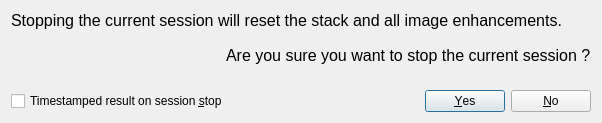
Old version of the form src/als/ui/forms/stop_ui.ui in the repository deufrai/als.
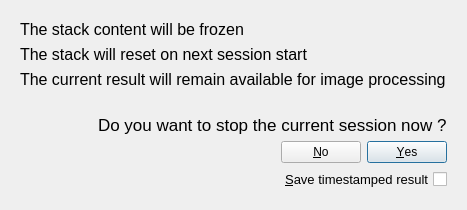
New version of the form.

Commit message: revamp stop dialog

What changed in the file:
```diff
--- a/src/als/ui/forms/stop_ui.ui
+++ b/src/als/ui/forms/stop_ui.ui
@@ -12,8 +12,8 @@
    <rect>
     <x>0</x>
     <y>0</y>
-    <width>602</width>
-    <height>123</height>
+    <width>467</width>
+    <height>210</height>
    </rect>
   </property>
   <property name="windowTitle">
@@ -22,7 +22,16 @@
   <property name="modal">
    <bool>true</bool>
   </property>
-  <layout class="QVBoxLayout" name="verticalLayout">
+  <layout class="QVBoxLayout" name="verticalLayout_3">
+   <item alignment="Qt::AlignTop">
+    <widget class="QFrame" name="frame_2">
+     <property name="frameShape">
+      <enum>QFrame::NoFrame</enum>
+     </property>
+     <property name="frameShadow">
+      <enum>QFrame::Raised</enum>
+     </property>
+     <layout class="QVBoxLayout" name="verticalLayout_2">
    <item>
     <widget class="QLabel" name="label">
      <property name="font">
@@ -31,87 +40,87 @@
       </font>
      </property>
      <property name="text">
-      <string>Stopping the current session will reset the stack and all image enhancements.</string>
-     </property>
+         <string>The stack content will be frozen</string>
+        </property>
+        <property name="alignment">
+         <set>Qt::AlignLeading|Qt::AlignLeft|Qt::AlignVCenter</set>
+        </property>
     </widget>
    </item>
    <item>
-    <layout class="QHBoxLayout" name="horizontalLayout_2">
-     <property name="topMargin">
-      <number>9</number>
-     </property>
-     <item>
-      <spacer name="horizontalSpacer_2">
-       <property name="orientation">
-        <enum>Qt::Horizontal</enum>
-       </property>
-       <property name="sizeHint" stdset="0">
-        <size>
-         <width>40</width>
-         <height>20</height>
-        </size>
-       </property>
-      </spacer>
+       <widget class="QLabel" name="label_4">
+        <property name="font">
+         <font>
+          <pointsize>12</pointsize>
+         </font>
+        </property>
+        <property name="text">
+         <string>The stack will reset on next session start</string>
+        </property>
+        <property name="alignment">
+         <set>Qt::AlignLeading|Qt::AlignLeft|Qt::AlignVCenter</set>
+        </property>
+       </widget>
      </item>
      <item>
+       <widget class="QLabel" name="label_3">
+        <property name="font">
+         <font>
+          <pointsize>12</pointsize>
+         </font>
+        </property>
+        <property name="text">
+         <string>The current result will remain available for image processing</string>
+        </property>
+        <property name="alignment">
+         <set>Qt::AlignLeading|Qt::AlignLeft|Qt::AlignVCenter</set>
+        </property>
+       </widget>
+      </item>
+     </layout>
+    </widget>
+   </item>
+   <item alignment="Qt::AlignRight">
+    <widget class="QFrame" name="frame">
+     <property name="frameShape">
+      <enum>QFrame::NoFrame</enum>
+     </property>
+     <property name="frameShadow">
+      <enum>QFrame::Raised</enum>
+     </property>
+     <layout class="QVBoxLayout" name="verticalLayout">
+      <item alignment="Qt::AlignRight|Qt::AlignTop">
       <widget class="QLabel" name="label_2">
        <property name="font">
         <font>
-         <pointsize>12</pointsize>
+          <pointsize>13</pointsize>
         </font>
        </property>
        <property name="text">
-        <string>Are you sure you want to stop the current session ?</string>
+         <string>Do you want to stop the current session now ?</string>
        </property>
        <property name="margin">
         <number>0</number>
        </property>
       </widget>
      </item>
-    </layout>
-   </item>
-   <item>
-    <spacer name="verticalSpacer">
-     <property name="orientation">
-      <enum>Qt::Vertical</enum>
-     </property>
-     <property name="sizeHint" stdset="0">
-      <size>
-       <width>20</width>
-       <height>4</height>
-      </size>
-     </property>
-    </spacer>
-   </item>
-   <item>
-    <layout class="QHBoxLayout" name="horizontalLayout">
-     <item>
-      <widget class="QCheckBox" name="chk_save">
-       <property name="font">
-        <font>
-         <pointsize>9</pointsize>
-        </font>
-       </property>
-       <property name="text">
-        <string>Timestamped result on session &amp;stop</string>
-       </property>
-      </widget>
-     </item>
-     <item>
-      <spacer name="horizontalSpacer">
-       <property name="orientation">
-        <enum>Qt::Horizontal</enum>
-       </property>
-       <property name="sizeHint" stdset="0">
-        <size>
-         <width>40</width>
-         <height>20</height>
-        </size>
-       </property>
-      </spacer>
-     </item>
-     <item>
+      <item alignment="Qt::AlignLeft|Qt::AlignTop">
       <widget class="QDialogButtonBox" name="buttonBox">
+        <property name="minimumSize">
+         <size>
+          <width>0</width>
+          <height>0</height>
+         </size>
+        </property>
+        <property name="baseSize">
+         <size>
+          <width>0</width>
+          <height>0</height>
+         </size>
+        </property>
+        <property name="layoutDirection">
+         <enum>Qt::RightToLeft</enum>
+        </property>
        <property name="orientation">
         <enum>Qt::Horizontal</enum>
        </property>
@@ -123,7 +132,23 @@
        </property>
       </widget>
      </item>
-    </layout>
+      <item alignment="Qt::AlignLeft|Qt::AlignTop">
+       <widget class="QCheckBox" name="chk_save">
+        <property name="font">
+         <font>
+          <pointsize>10</pointsize>
+         </font>
+        </property>
+        <property name="layoutDirection">
+         <enum>Qt::RightToLeft</enum>
+        </property>
+        <property name="text">
+         <string>&amp;Save timestamped result</string>
+        </property>
+       </widget>
+      </item>
+     </layout>
+    </widget>
    </item>
   </layout>
  </widget>
```
Left out of the diff: 3 changed lines with no effect on the pictures. Lines whose indentation alone changed are shown as unchanged. The commit also changes 6 other files.
